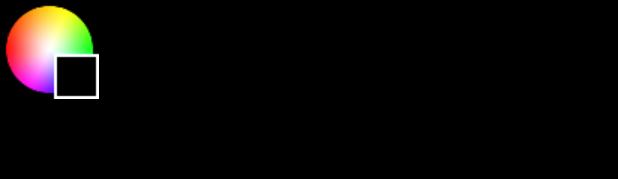
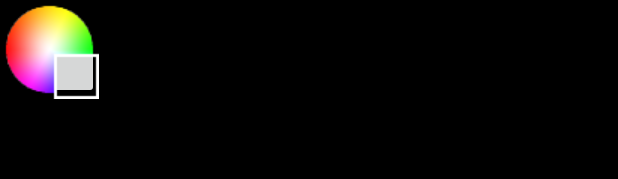
Before and after one commit to SmartLense69/SmartLense, an Android app: the layout activity_camera.xml on its own in the app's theme, with its tools: preview values and no code run, on a phone screen of 412 x 824 dp. Shown: the top 179 px of the screen. Run offline under Robolectric (Android 15) with nearby library versions, the phone set to English and light mode, and no system bars.

Commit message:
Fixed Issue #3: Colorpicker Button don't show chosen color

```diff
--- a/app/src/main/java/com/seminarfach/smartlense/Einstellungen.java
+++ b/app/src/main/java/com/seminarfach/smartlense/Einstellungen.java
@@ -44,7 +44,7 @@ public class Einstellungen extends AppCompatActivity {
 
     //Bluetooth Stuff
     //BT Socket is required for Camera Activity
-    public static Boolean wifioderbluetooth = true;
+    public static Boolean wifioderbluetooth = false;
     public static String IPaddress;
     public static OutputStream outputStream;
     public InputStream inputStream;
--- a/app/src/main/res/layout/activity_camera.xml
+++ b/app/src/main/res/layout/activity_camera.xml
@@ -17,11 +17,8 @@
             android:id="@+id/colorpicker"
             android:layout_width="match_parent"
             android:layout_height="66dp"
-            android:background="@drawable/background"
-            android:backgroundTint="#000000"
-            android:foreground="@drawable/colorpicker"
-            android:textOff=" "
-            android:textOn=" " />
+            android:forceHasOverlappingRendering="true"
+            android:foreground="@drawable/colorpicker" />
 
         <Button
             android:id="@+id/empty1"
```
Also changed, not shown: app/src/main/java/com/seminarfach/smartlense/CameraActivity.java (+7 -3 lines), 21 other files.
